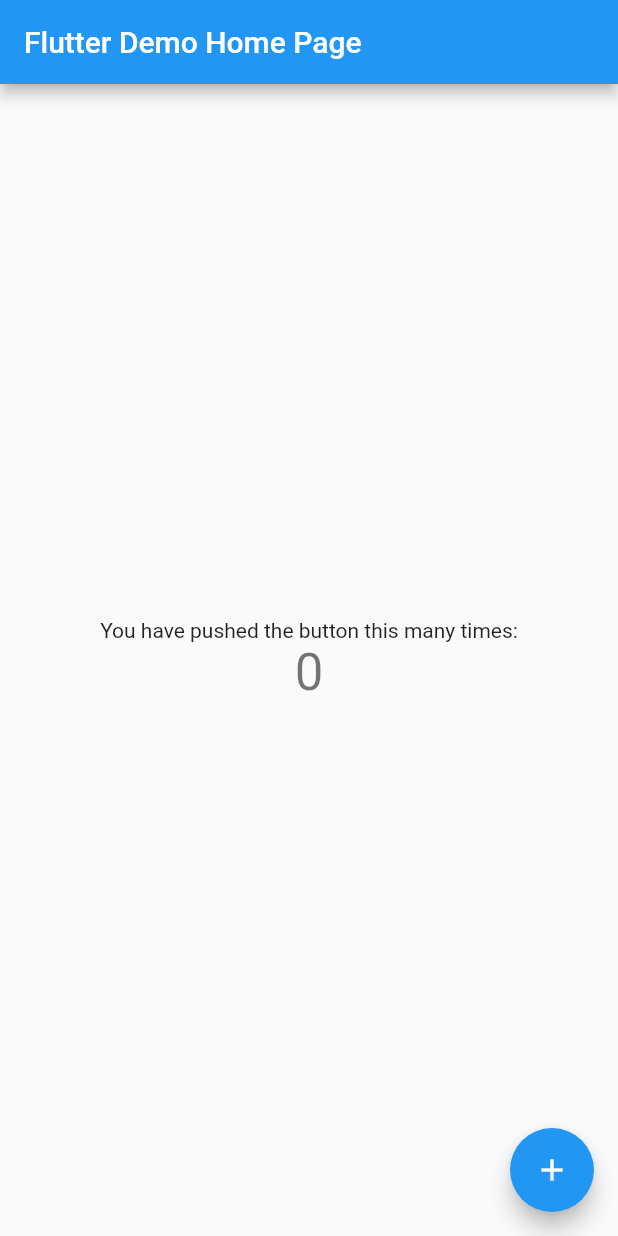
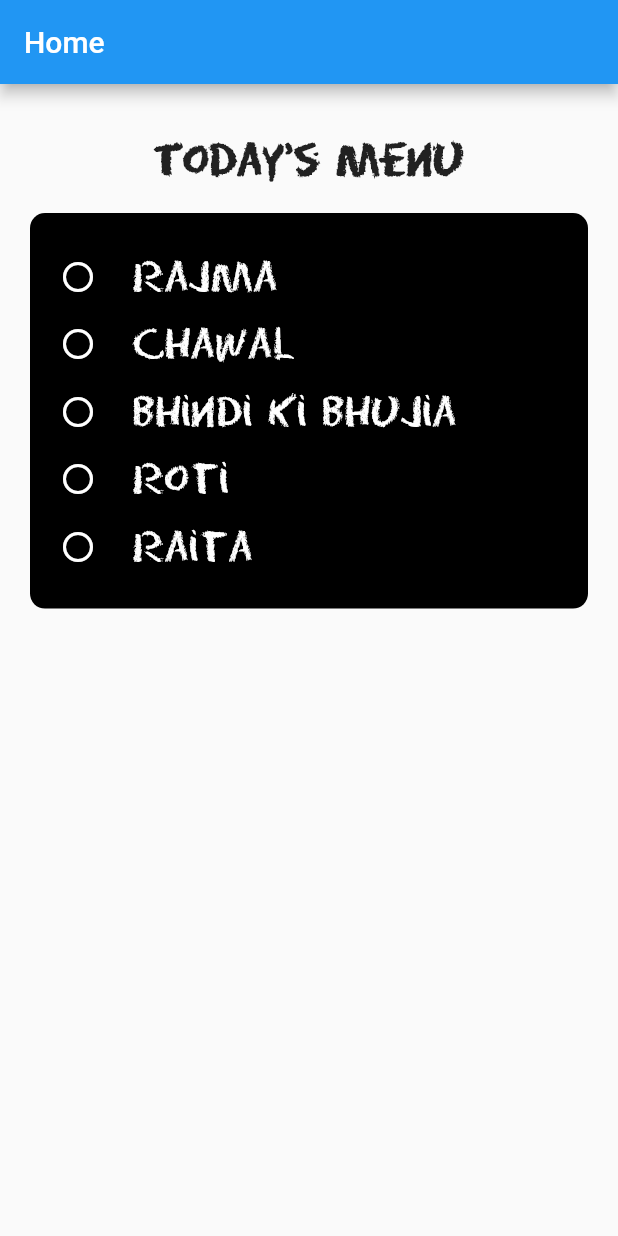
Before and after one commit to theGateway1/Todays-Tiffin, a Flutter app: the screen it shows after launch, on a phone screen of 412 x 824 dp. Run offline on Flutter 3.47's test engine with Material 2 defaults, Android fonts, the phone set to English and light mode, and no system bars.

Commit message:
Sign In & Home Screen

```diff
--- a/lib/main.dart
+++ b/lib/main.dart
@@ -1,4 +1,5 @@
 import 'package:flutter/material.dart';
+import 'package:z_todays_tiffin/screens/homescreen.dart';
 
 void main() {
   runApp(MyApp());
@@ -10,6 +11,7 @@
   Widget build(BuildContext context) {
     return MaterialApp(
       title: 'Flutter Demo',
+      debugShowCheckedModeBanner: false,
       theme: ThemeData(
         // This is the theme of your application.
         //
@@ -22,92 +24,7 @@
         // is not restarted.
         primarySwatch: Colors.blue,
       ),
-      home: MyHomePage(title: 'Flutter Demo Home Page'),
+      home: HomeScreen(),
     );
   }
 }
-
-class MyHomePage extends StatefulWidget {
-  MyHomePage({Key? key, required this.title}) : super(key: key);
-
-  // This widget is the home page of your application. It is stateful, meaning
-  // that it has a State object (defined below) that contains fields that affect
-  // how it looks.
-
-  // This class is the configuration for the state. It holds the values (in this
-  // case the title) provided by the parent (in this case the App widget) and
-  // used by the build method of the State. Fields in a Widget subclass are
-  // always marked "final".
-
-  final String title;
-
-  @override
-  _MyHomePageState createState() => _MyHomePageState();
-}
-
-class _MyHomePageState extends State<MyHomePage> {
-  int _counter = 0;
-
-  void _incrementCounter() {
-    setState(() {
-      // This call to setState tells the Flutter framework that something has
-      // changed in this State, which causes it to rerun the build method below
-      // so that the display can reflect the updated values. If we changed
-      // _counter without calling setState(), then the build method would not be
-      // called again, and so nothing would appear to happen.
-      _counter++;
-    });
-  }
-
-  @override
-  Widget build(BuildContext context) {
-    // This method is rerun every time setState is called, for instance as done
-    // by the _incrementCounter method above.
-    //
-    // The Flutter framework has been optimized to make rerunning build methods
-    // fast, so that you can just rebuild anything that needs updating rather
-    // than having to individually change instances of widgets.
-    return Scaffold(
-      appBar: AppBar(
-        // Here we take the value from the MyHomePage object that was created by
-        // the App.build method, and use it to set our appbar title.
-        title: Text(widget.title),
-      ),
-      body: Center(
-        // Center is a layout widget. It takes a single child and positions it
-        // in the middle of the parent.
-        child: Column(
-          // Column is also a layout widget. It takes a list of children and
-          // arranges them vertically. By default, it sizes itself to fit its
-          // children horizontally, and tries to be as tall as its parent.
-          //
-          // Invoke "debug painting" (press "p" in the console, choose the
-          // "Toggle Debug Paint" action from the Flutter Inspector in Android
-          // Studio, or the "Toggle Debug Paint" command in Visual Studio Code)
-          // to see the wireframe for each widget.
-          //
-          // Column has various properties to control how it sizes itself and
-          // how it positions its children. Here we use mainAxisAlignment to
-          // center the children vertically; the main axis here is the vertical
-          // axis because Columns are vertical (the cross axis would be
-          // horizontal).
-          mainAxisAlignment: MainAxisAlignment.center,
-          children: <Widget>[
-            Text(
-              'You have pushed the button this many times:',
-            ),
-            Text(
-              '$_counter',
-              style: Theme.of(context).textTheme.headline4,
-            ),
-          ],
-        ),
-      ),
-      floatingActionButton: FloatingActionButton(
-        onPressed: _incrementCounter,
-        tooltip: 'Increment',
-        child: Icon(Icons.add),
-      ), // This trailing comma makes auto-formatting nicer for build methods.
-    );
-  }
-}
--- /dev/null
+++ b/lib/screens/homescreen.dart
@@ -0,0 +1,126 @@
+import 'package:flutter/material.dart';
+import 'package:flutter/rendering.dart';
+import 'package:flutter/services.dart';
+
+class HomeScreen extends StatefulWidget {
+  const HomeScreen({Key? key}) : super(key: key);
+
+  @override
+  _HomeScreenState createState() => _HomeScreenState();
+}
+
+Widget textifyHeading(String text) {
+  return Text(
+    text,
+    style: TextStyle(
+        fontSize: 27, fontWeight: FontWeight.bold, fontFamily: 'Eraser'),
+  );
+}
+
+Widget textifyMenuItem(String text) {
+  return Text(
+    text,
+    style: TextStyle(
+      color: Colors.white,
+      fontSize: 26,
+      fontFamily: 'Eraser',
+    ),
+    overflow: TextOverflow.clip,
+    softWrap: false,
+  );
+}
+
+Widget menuItem(String text, BuildContext context) {
+  return Container(
+    child: Row(
+      children: [
+        Icon(
+          Icons.circle_outlined,
+          color: Colors.white,
+          size: 24,
+        ),
+        SizedBox(
+          width: MediaQuery.of(context).size.width * 0.059,
+        ),
+        textifyMenuItem(text),
+        SizedBox(
+          height: 45,
+        ),
+      ],
+    ),
+  );
+}
+
+Widget dividerHere() {
+  return Text(
+    '──────────────────────────────────────────────────',
+    style: TextStyle(
+        fontSize: 24, color: Colors.grey[400], fontWeight: FontWeight.bold),
+    overflow: TextOverflow.clip,
+    softWrap: false,
+  );
+}
+
+class _HomeScreenState extends State<HomeScreen> {
+  @override
+  void initState() {
+    // TODO: implement initState
+    SystemChrome.setEnabledSystemUIOverlays([SystemUiOverlay.bottom]);
+    WidgetsFlutterBinding.ensureInitialized();
+    SystemChrome.setPreferredOrientations(
+        [DeviceOrientation.portraitUp, DeviceOrientation.portraitDown]);
+    super.initState();
+  }
+
+  @override
+  Widget build(BuildContext context) {
+    return Scaffold(
+      appBar: AppBar(
+        title: Text('Home'),
+      ),
+      body: Container(
+        padding: EdgeInsets.fromLTRB(20, 20, 20, 0),
+        child: Container(
+          height: MediaQuery.of(context).size.height * 0.42,
+          decoration: BoxDecoration(
+            // border: Border.all(color: Colors.grey, width: 2),
+            borderRadius: BorderRadius.circular(15),
+            shape: BoxShape.rectangle,
+          ),
+          child: Column(
+            children: [
+              Center(
+                child: Padding(
+                  padding: EdgeInsets.fromLTRB(0, 15, 0, 20),
+                  child: textifyHeading('Today\'s Menu'),
+                ),
+              ),
+              // dividerHere(),
+              Container(
+                // color: Colors.black,
+                height: MediaQuery.of(context).size.height * 0.32,
+                decoration: BoxDecoration(
+                    // border: Border.all(color: Colors.grey, width: 2),
+                    borderRadius: BorderRadius.circular(10),
+                    shape: BoxShape.rectangle,
+                    color: Colors.black),
+                child: ListView(
+                  scrollDirection: Axis.vertical,
+                  padding: EdgeInsets.fromLTRB(20, 20, 15, 15),
+                  children: [
+                    //Menu Items Here
+                    menuItem('Rajma', context),
+                    menuItem('Chawal', context),
+                    menuItem('Bhindi ki Bhujia', context),
+                    menuItem('Roti', context),
+                    menuItem('Raita', context),
+                  ],
+                ),
+              )
+            ],
+          ),
+        ),
+      ),
+    );
+  }
+}
```
Also changed, not shown: lib/screens/sign_in_screen.dart (added, +153 -0 lines), pubspec.yaml (+5 -6 lines), assets/fonts/EraserDust.ttf (added), assets/fonts/EraserRegular.ttf (added).
